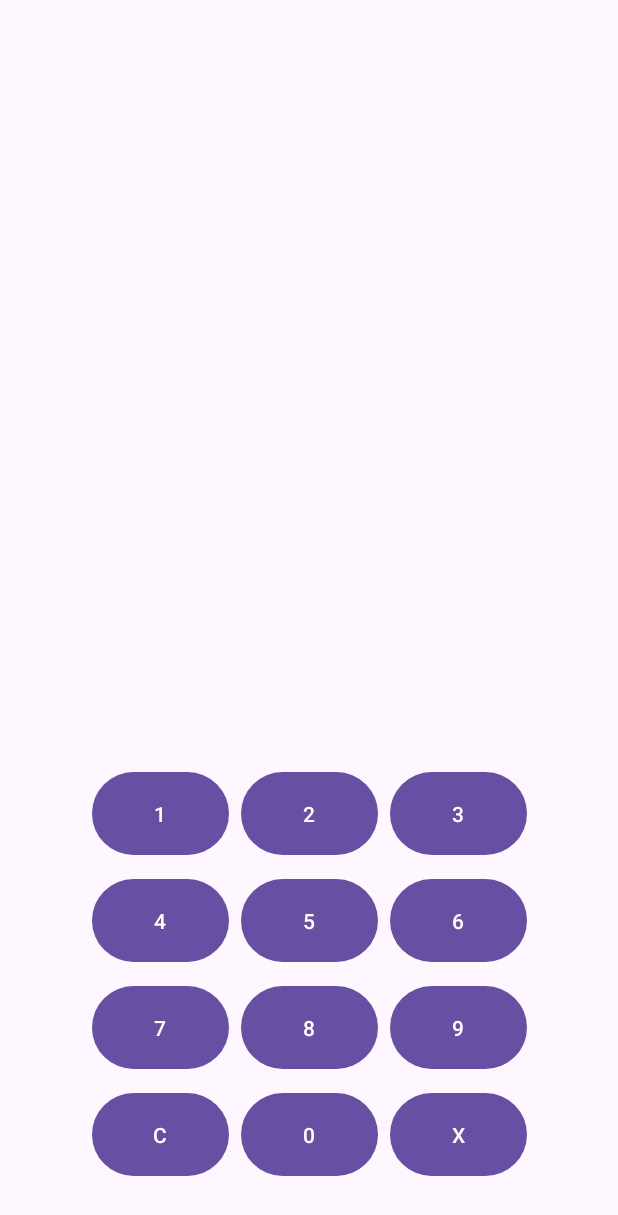
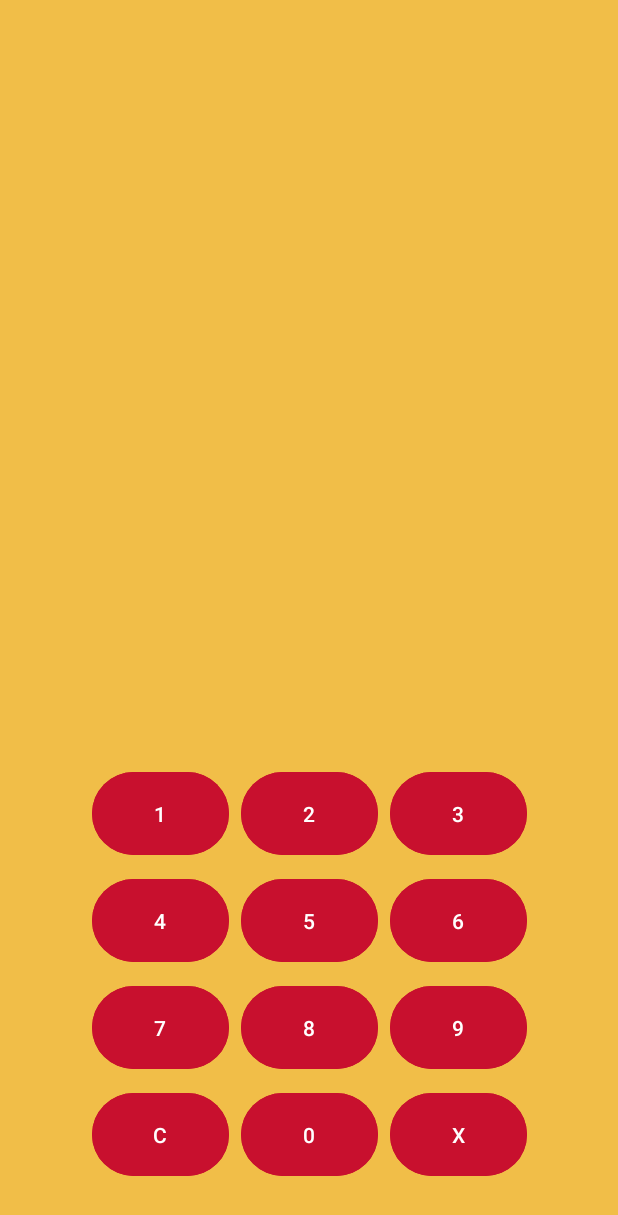
Before and after one commit to phurd22/sdmay25-29, an Android app: the screen it shows after launch (MainActivity), on a phone screen of 412 x 824 dp. Shown: the top 1215 px of the screen. Run offline under Robolectric (Android 15) with nearby library versions, the phone set to English and light mode, and no system bars; 12 statements that could not run were skipped.

Commit message:
changed colors

```diff
--- a/Android App/app/src/main/res/layout/activity_main.xml
+++ b/Android App/app/src/main/res/layout/activity_main.xml
@@ -3,7 +3,8 @@
     xmlns:app="http://schemas.android.com/apk/res-auto"
     xmlns:tools="http://schemas.android.com/tools"
     android:layout_width="match_parent"
-    android:layout_height="match_parent">
+    android:layout_height="match_parent"
+    android:background="@color/gold">
 
     <GridLayout
         android:layout_width="330dp"
@@ -27,10 +28,12 @@
             android:layout_rowWeight="1"
             android:layout_column="0"
             android:layout_columnWeight="1"
+            android:backgroundTint="@color/cardinal"
             android:text="1" />
 
         <!-- Button 2 -->
         <Button
+            android:backgroundTint="@color/cardinal"
             android:id="@+id/button2"
             android:layout_width="0dp"
             android:layout_height="0dp"
@@ -42,6 +45,7 @@
 
         <!-- Button 3 -->
         <Button
+            android:backgroundTint="@color/cardinal"
             android:id="@+id/button3"
             android:layout_width="0dp"
             android:layout_height="0dp"
@@ -53,6 +57,7 @@
 
         <!-- Button 4 -->
         <Button
+            android:backgroundTint="@color/cardinal"
             android:id="@+id/button4"
             android:layout_width="0dp"
             android:layout_height="0dp"
@@ -64,6 +69,7 @@
 
         <!-- Button 5 -->
         <Button
+            android:backgroundTint="@color/cardinal"
             android:id="@+id/button5"
             android:layout_width="0dp"
             android:layout_height="0dp"
@@ -75,6 +81,7 @@
 
         <!-- Button 6 -->
         <Button
+            android:backgroundTint="@color/cardinal"
             android:id="@+id/button6"
             android:layout_width="0dp"
             android:layout_height="0dp"
@@ -86,6 +93,7 @@
 
         <!-- Button 7 -->
         <Button
+            android:backgroundTint="@color/cardinal"
             android:id="@+id/button7"
             android:layout_width="0dp"
             android:layout_height="0dp"
@@ -97,6 +105,7 @@
 
         <!-- Button 8 -->
         <Button
+            android:backgroundTint="@color/cardinal"
             android:id="@+id/button8"
             android:layout_width="0dp"
             android:layout_height="0dp"
@@ -108,6 +117,7 @@
 
         <!-- Button 9 -->
         <Button
+            android:backgroundTint="@color/cardinal"
             android:id="@+id/button9"
             android:layout_width="0dp"
             android:layout_height="0dp"
@@ -119,6 +129,7 @@
 
         <!-- Button 10 -->
         <Button
+            android:backgroundTint="@color/cardinal"
             android:id="@+id/buttonClear"
             android:layout_width="0dp"
             android:layout_height="0dp"
@@ -130,6 +141,7 @@
 
         <!-- Button 11 -->
         <Button
+            android:backgroundTint="@color/cardinal"
             android:id="@+id/button0"
             android:layout_width="0dp"
             android:layout_height="0dp"
@@ -141,6 +153,7 @@
 
         <!-- Button 12 -->
         <Button
+            android:backgroundTint="@color/cardinal"
             android:id="@+id/buttonVariable"
             android:layout_width="0dp"
             android:layout_height="0dp"
--- a/Android App/app/src/main/res/values/colors.xml
+++ b/Android App/app/src/main/res/values/colors.xml
@@ -2,4 +2,6 @@
 <resources>
     <color name="black">#FF000000</color>
     <color name="white">#FFFFFFFF</color>
+    <color name="cardinal">#C8102E</color>
+    <color name="gold">#F1BE48</color>
 </resources>
```
